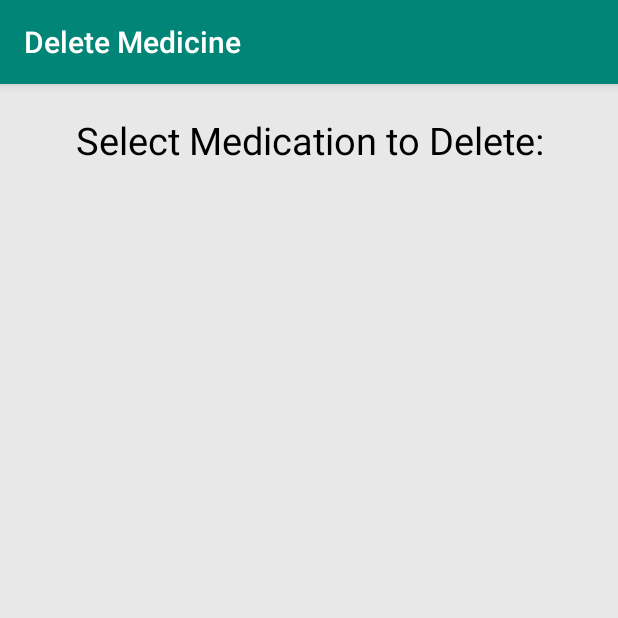
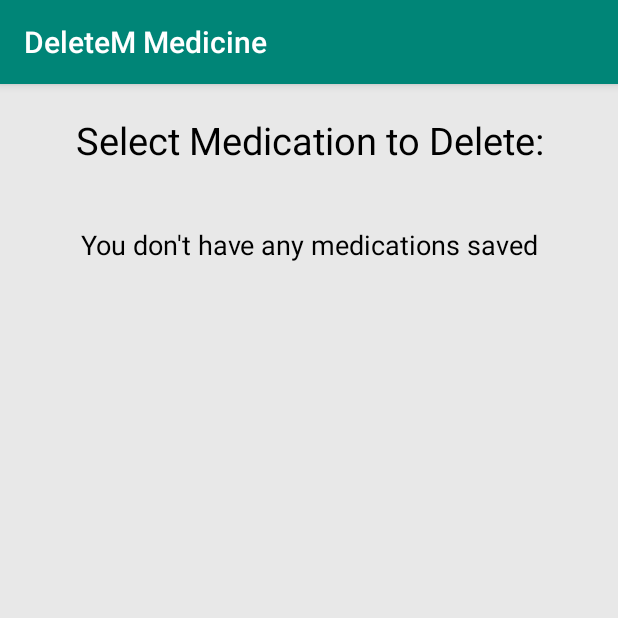
Before and after one commit to kinseynicole3/COMP433FINAL, an Android app: the screen it shows after launch (DeleteMedsActivity before the commit, DelMedsActivity after it), in the side drawer, after a tap on "Delete Medicine", on a phone screen of 412 x 824 dp, the top half of it. Run offline under Robolectric (Android 15) with nearby library versions, the phone set to English and light mode, and no system bars.

Commit message:
Delete function works

```diff
--- /dev/null
+++ b/app/src/main/java/com/example/test2/DelMedsActivity.java
@@ -0,0 +1,83 @@
+package com.example.test2;
+
+import android.database.Cursor;
+import android.database.sqlite.SQLiteDatabase;
+import android.support.v7.app.AppCompatActivity;
+import android.os.Bundle;
+import android.util.Log;
+import android.view.Gravity;
+import android.view.View;
+import android.view.ViewGroup;
+import android.widget.Button;
+import android.widget.LinearLayout;
+import android.widget.TextView;
+
+import org.w3c.dom.Text;
+
+public class DelMedsActivity extends AppCompatActivity {
+
+    Cursor c;
+    SQLiteDatabase mDatabase;
+    DBHelper mDBHelper;
+    LinearLayout layout;
+
+    @Override
+    protected void onCreate(Bundle savedInstanceState) {
+        super.onCreate(savedInstanceState);
+        setContentView(R.layout.activity_del_meds);
+
+        mDBHelper = new DBHelper(this, "MyDatabase", null, 1);
+        mDatabase = mDBHelper.getWritableDatabase();
+        c = mDatabase.rawQuery("SELECT * from Meds", null);
+        layout = findViewById(R.id.buttonContainer);
+
+        setButtonsInLayout();
+    }
+
+    public void setButtonsInLayout() {
+        c = mDatabase.rawQuery("SELECT * from Meds", null);
+        TextView tv = findViewById(R.id.noMedsText);
+
+        // seeing whats in database
+        Log.v("MYTAG", "Current db count is " + c.getCount());
+        c.moveToFirst();
+        for(int i=0; i<c.getCount(); i++) {
+            Log.v("MYTAG", "DB Entry Name: " + c.getString(1));
+        }
+
+        if (c.getCount() == 0) {
+            tv.setVisibility(View.VISIBLE);
+        } else {
+            tv.setVisibility(View.GONE);
+
+            c.moveToFirst();
+            for (int i = 0; i < c.getCount(); i++) {
+                Button button = new Button(this);
+                button.setLayoutParams(new ViewGroup.LayoutParams(ViewGroup.LayoutParams.MATCH_PARENT, ViewGroup.LayoutParams.WRAP_CONTENT));
+                button.setTextSize(2, 25);
+                button.setGravity(Gravity.CENTER);
+                button.setText("" + c.getString(1));
+                button.setId(i + c.getCount());
+                button.setOnClickListener(new View.OnClickListener() {
+
+                    @Override
+                    public void onClick(View v) {
+                        int id = v.getId();
+                        Button currentButton = findViewById(id);
+                        String name = currentButton.getText().toString().trim();
+                        if(name.equals(null)) {
+                            Log.v("MYTAG", "Med doesnt exist");
+                        } else {
+                            Log.v("MYTAG", "Button clicked and deleted: " + name);
+                            mDatabase.execSQL("DELETE FROM Meds WHERE NAME='" + name + "'");
+                            currentButton.setVisibility(View.GONE);
+                        }
+
+                    }
+                });
+                layout.addView(button);
+                c.moveToNext();
+            }
+        }
+    }
+}
--- a/app/src/main/java/com/example/test2/MainActivity.java
+++ b/app/src/main/java/com/example/test2/MainActivity.java
@@ -108,7 +108,7 @@
             startActivity(new Intent(this, CurrentMedsActivity.class));
 
         } else if (id == R.id.nav_delete_meds) {
-            startActivity(new Intent(this, DeleteMedsActivity.class));
+            startActivity(new Intent(this, DelMedsActivity.class));
 
         } else if (id == R.id.nav_med_history) {
             startActivity(new Intent(this, MedHistoryActivity.class));
--- /dev/null
+++ b/app/src/main/res/layout/activity_del_meds.xml
@@ -0,0 +1,45 @@
+<?xml version="1.0" encoding="utf-8"?>
+<ScrollView xmlns:android="http://schemas.android.com/apk/res/android"
+    xmlns:app="http://schemas.android.com/apk/res-auto"
+    xmlns:tools="http://schemas.android.com/tools"
+    android:layout_width="match_parent"
+    android:layout_height="match_parent"
+    android:gravity="center"
+    android:orientation="vertical"
+    android:background="#E8E8E8"
+    android:screenOrientation="portrait"
+    tools:context=".DelMedsActivity">
+
+
+    <LinearLayout
+        android:layout_width="match_parent"
+        android:layout_height="wrap_content"
+        android:gravity="center"
+        android:orientation="vertical"
+        android:id="@+id/buttonContainer">
+
+        <TextView
+            android:id="@+id/textView3"
+            android:layout_width="match_parent"
+            android:layout_height="wrap_content"
+            android:text="Select Medication to Delete:"
+            android:textAlignment="center"
+            android:textSize="25dp"
+            android:padding="20dp"
+            android:textColor="@android:color/black"/>
+
+        <TextView
+            android:id="@+id/noMedsText"
+            android:layout_width="match_parent"
+            android:layout_height="wrap_content"
+            android:text="You don't have any medications saved"
+            android:textAlignment="center"
+            android:textSize="18dp"
+            android:padding="20dp"
+            android:textColor="@android:color/black"/>
+
+
+    </LinearLayout>
+
+
+</ScrollView>
--- a/app/src/main/res/layout/activity_delete_meds.xml
+++ /dev/null
@@ -1,22 +0,0 @@
-<?xml version="1.0" encoding="utf-8"?>
-<LinearLayout xmlns:android="http://schemas.android.com/apk/res/android"
-    xmlns:app="http://schemas.android.com/apk/res-auto"
-    xmlns:tools="http://schemas.android.com/tools"
-    android:layout_width="match_parent"
-    android:layout_height="match_parent"
-    android:orientation="vertical"
-    android:background="#E8E8E8"
-    android:screenOrientation="portrait"
-    tools:context="DeleteMedsActivity"
-    android:id="@+id/del_meds_layout">
-
-    <TextView
-        android:id="@+id/textView3"
-        android:layout_width="match_parent"
-        android:layout_height="wrap_content"
-        android:text="Select Medication to Delete:"
-        android:textAlignment="center"
-        android:textSize="25dp"
-        android:padding="20dp"
-        android:textColor="@android:color/black"/>
-</LinearLayout>
--- a/app/src/main/res/layout/content_main.xml
+++ b/app/src/main/res/layout/content_main.xml
@@ -18,7 +18,7 @@
         android:layout_width="wrap_content"
         android:layout_height="wrap_content"
         android:layout_gravity="center"
-        android:text="Current Medications"
+        android:text="My Medications"
         android:textSize="35dp"
         android:padding="20dp"
         android:textColor="@android:color/black"/>
```
Also changed, not shown: app/src/main/AndroidManifest.xml (+8 -8 lines), app/src/main/java/com/example/test2/DeleteMedsActivity.java (+41 -10 lines), 2 other files.
